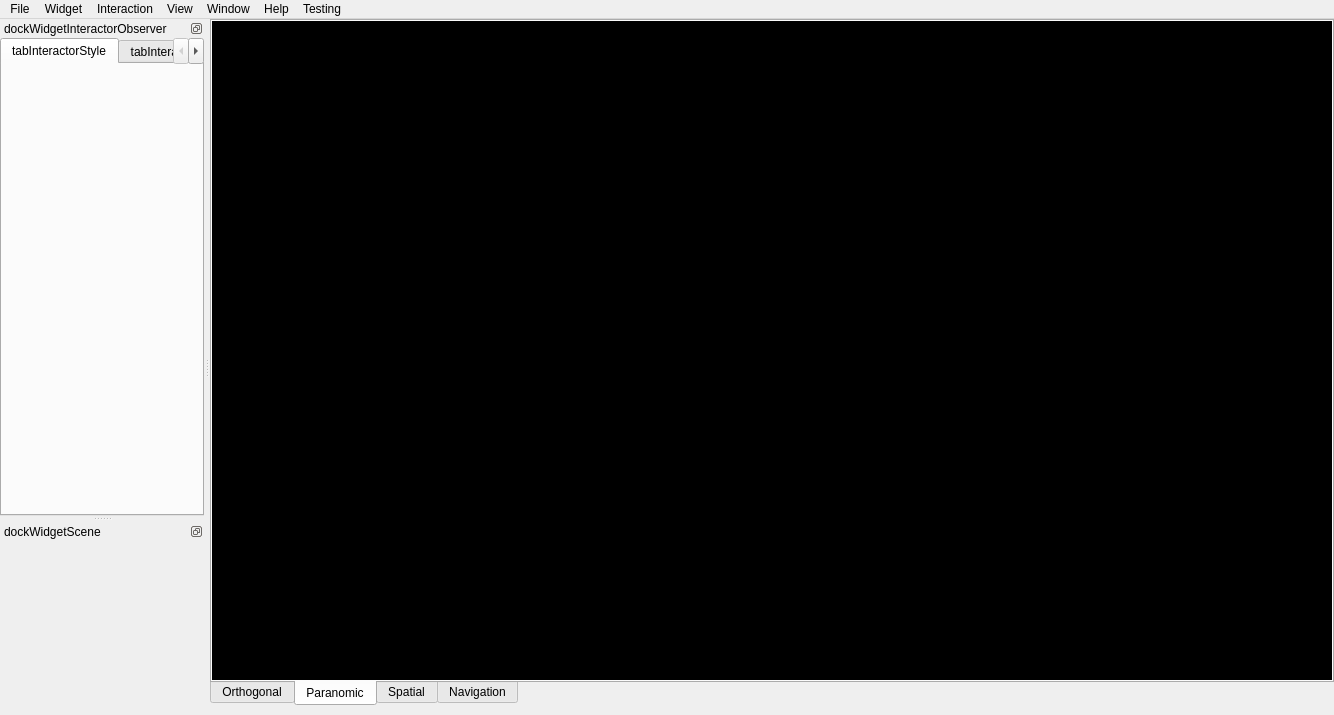
Qt form Src/MainWindow/MainWindow.ui (wuzhuobin/QvtkProject) before a commit.
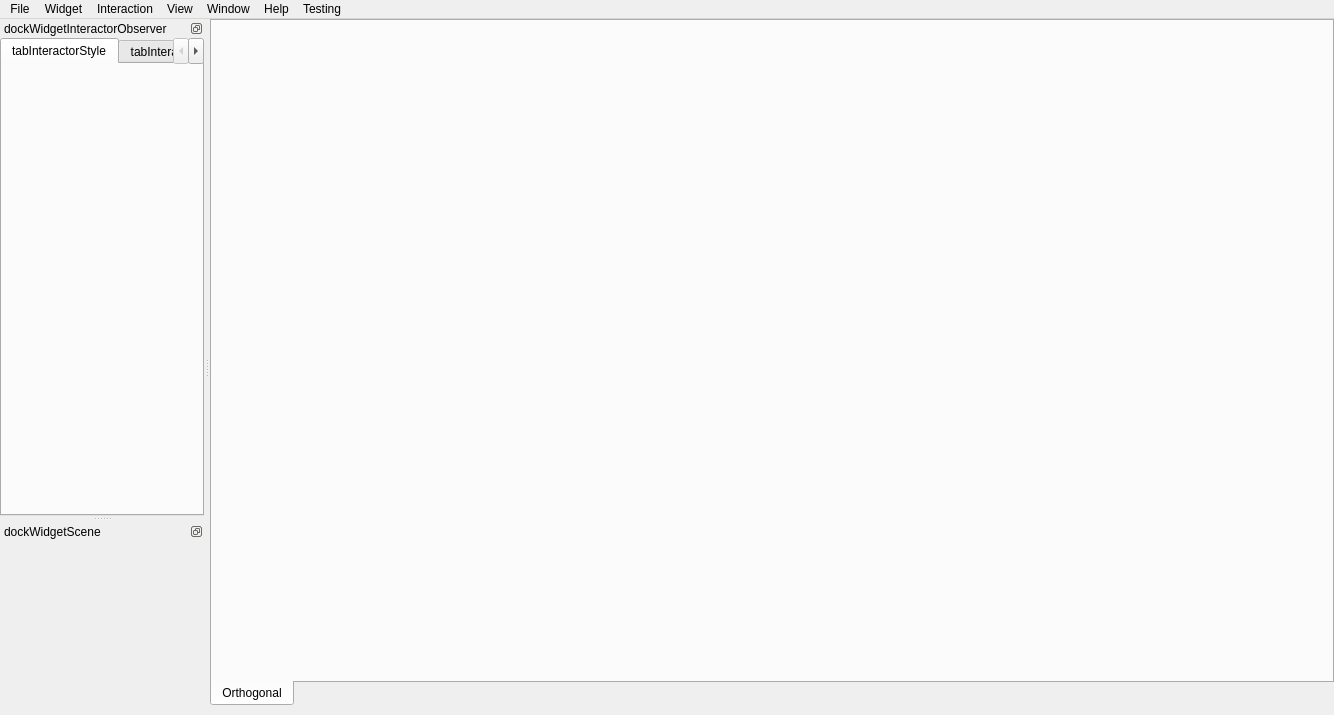
The same form after that commit. The open tabs and pages were chosen to show the change. Icons and pictures are not drawn.

Commit message: superbuild opencv error. 1. Disable Opencv WITH_CUDA option.

```diff
--- a/Src/MainWindow/MainWindow.ui
+++ b/Src/MainWindow/MainWindow.ui
@@ -82,298 +82,6 @@
         </property>
        </layout>
       </widget>
-      <widget class="QWidget" name="tab2">
-       <attribute name="title">
-        <string>Paranomic</string>
-       </attribute>
-       <layout class="QGridLayout" name="gridLayout_4">
-        <property name="leftMargin">
-         <number>0</number>
-        </property>
-        <property name="topMargin">
-         <number>0</number>
-        </property>
-        <property name="rightMargin">
-         <number>0</number>
-        </property>
-        <property name="bottomMargin">
-         <number>0</number>
-        </property>
-        <property name="spacing">
-         <number>3</number>
-        </property>
-        <item row="2" column="0" colspan="2">
-         <layout class="QGridLayout" name="gridLayout_3">
-          <property name="spacing">
-           <number>0</number>
-          </property>
-          <item row="0" column="2" colspan="4">
-           <widget class="QGraphicsView" name="graphicsView_5">
-            <property name="styleSheet">
-             <string notr="true">background-color: rgb(0, 0, 0);</string>
-            </property>
-            <property name="frameShadow">
-             <enum>QFrame::Plain</enum>
-            </property>
-           </widget>
-          </item>
-          <item row="2" column="4">
-           <widget class="QGraphicsView" name="graphicsView_21">
-            <property name="styleSheet">
-             <string notr="true">background-color: rgb(0, 0, 0);</string>
-            </property>
-            <property name="frameShadow">
-             <enum>QFrame::Plain</enum>
-            </property>
-           </widget>
-          </item>
-          <item row="3" column="2">
-           <widget class="QGraphicsView" name="graphicsView_17">
-            <property name="styleSheet">
-             <string notr="true">background-color: rgb(0, 0, 0);</string>
-            </property>
-            <property name="frameShadow">
-             <enum>QFrame::Plain</enum>
-            </property>
-           </widget>
-          </item>
-          <item row="2" column="5">
-           <widget class="QGraphicsView" name="graphicsView_22">
-            <property name="styleSheet">
-             <string notr="true">background-color: rgb(0, 0, 0);</string>
-            </property>
-            <property name="frameShadow">
-             <enum>QFrame::Plain</enum>
-            </property>
-           </widget>
-          </item>
-          <item row="3" column="0">
-           <widget class="QGraphicsView" name="graphicsView_11">
-            <property name="styleSheet">
-             <string notr="true">background-color: rgb(0, 0, 0);</string>
-            </property>
-            <property name="frameShadow">
-             <enum>QFrame::Plain</enum>
-            </property>
-           </widget>
-          </item>
-          <item row="3" column="1">
-           <widget class="QGraphicsView" name="graphicsView_12">
-            <property name="styleSheet">
-             <string notr="true">background-color: rgb(0, 0, 0);</string>
-            </property>
-            <property name="frameShadow">
-             <enum>QFrame::Plain</enum>
-            </property>
-           </widget>
-          </item>
-          <item row="3" column="3">
-           <widget class="QGraphicsView" name="graphicsView_18">
-            <property name="styleSheet">
-             <string notr="true">background-color: rgb(0, 0, 0);</string>
-            </property>
-            <property name="frameShadow">
-             <enum>QFrame::Plain</enum>
-            </property>
-           </widget>
-          </item>
-          <item row="3" column="4">
-           <widget class="QGraphicsView" name="graphicsView_23">
-            <property name="styleSheet">
-             <string notr="true">background-color: rgb(0, 0, 0);</string>
-            </property>
-            <property name="frameShadow">
-             <enum>QFrame::Plain</enum>
-            </property>
-           </widget>
-          </item>
-          <item row="3" column="5">
-           <widget class="QGraphicsView" name="graphicsView_24">
-            <property name="styleSheet">
-             <string notr="true">background-color: rgb(0, 0, 0);</string>
-            </property>
-            <property name="frameShadow">
-             <enum>QFrame::Plain</enum>
-            </property>
-           </widget>
-          </item>
-          <item row="2" column="0">
-           <widget class="QGraphicsView" name="graphicsView_9">
-            <property name="styleSheet">
-             <string notr="true">background-color: rgb(0, 0, 0);</string>
-            </property>
-            <property name="frameShadow">
-             <enum>QFrame::Plain</enum>
-            </property>
-           </widget>
-          </item>
-          <item row="2" column="1">
-           <widget class="QGraphicsView" name="graphicsView_10">
-            <property name="styleSheet">
-             <string notr="true">background-color: rgb(0, 0, 0);</string>
-            </property>
-            <property name="frameShadow">
-             <enum>QFrame::Plain</enum>
-            </property>
-           </widget>
-          </item>
-          <item row="2" column="3">
-           <widget class="QGraphicsView" name="graphicsView_16">
-            <property name="styleSheet">
-             <string notr="true">background-color: rgb(0, 0, 0);</string>
-            </property>
-            <property name="frameShadow">
-             <enum>QFrame::Plain</enum>
-            </property>
-           </widget>
-          </item>
-          <item row="0" column="0" rowspan="2" colspan="2">
-           <widget class="QGraphicsView" name="graphicsView_6">
-            <property name="styleSheet">
-             <string notr="true">background-color: rgb(0, 0, 0);</string>
-            </property>
-            <property name="frameShadow">
-             <enum>QFrame::Plain</enum>
-            </property>
-           </widget>
-          </item>
-          <item row="2" column="2">
-           <widget class="QGraphicsView" name="graphicsView_15">
-            <property name="styleSheet">
-             <string notr="true">background-color: rgb(0, 0, 0);</string>
-            </property>
-            <property name="frameShadow">
-             <enum>QFrame::Plain</enum>
-            </property>
-           </widget>
-          </item>
-         </layout>
-        </item>
-       </layout>
-      </widget>
-      <widget class="QWidget" name="tabSpatial">
-       <attribute name="title">
-        <string>Spatial</string>
-       </attribute>
-       <layout class="QGridLayout" name="gridLayoutSpatial">
-        <property name="leftMargin">
-         <number>0</number>
-        </property>
-        <property name="topMargin">
-         <number>0</number>
-        </property>
-        <property name="rightMargin">
-         <number>0</number>
-        </property>
-        <property name="bottomMargin">
-         <number>0</number>
-        </property>
-        <property name="spacing">
-         <number>0</number>
-        </property>
-       </layout>
-      </widget>
-      <widget class="QWidget" name="tab_2">
-       <attribute name="title">
-        <string>Navigation</string>
-       </attribute>
-       <layout class="QVBoxLayout" name="verticalLayout_31">
-        <property name="spacing">
-         <number>0</number>
-        </property>
-        <property name="leftMargin">
-         <number>0</number>
-        </property>
-        <property name="topMargin">
-         <number>0</number>
-        </property>
-        <property name="rightMargin">
-         <number>0</number>
-        </property>
-        <property name="bottomMargin">
-         <number>0</number>
-        </property>
-        <item>
-         <layout class="QGridLayout" name="gridLayout_15">
-          <property name="spacing">
-           <number>0</number>
-          </property>
-          <item row="0" column="0">
-           <widget class="QGraphicsView" name="graphicsView_50">
-            <property name="styleSheet">
-             <string notr="true">background-color: rgb(0, 0, 0);</string>
-            </property>
-            <property name="frameShape">
-             <enum>QFrame::Box</enum>
-            </property>
-            <property name="frameShadow">
-             <enum>QFrame::Plain</enum>
-            </property>
-           </widget>
-          </item>
-          <item row="0" column="1">
-           <widget class="QGraphicsView" name="graphicsView_43">
-            <property name="styleSheet">
-             <string notr="true">background-color: rgb(0, 0, 0);</string>
-            </property>
-            <property name="frameShape">
-             <enum>QFrame::Box</enum>
-            </property>
-            <property name="frameShadow">
-             <enum>QFrame::Plain</enum>
-            </property>
-           </widget>
-          </item>
-         </layout>
-        </item>
-        <item>
-         <layout class="QHBoxLayout" name="horizontalLayout_6">
-          <property name="spacing">
-           <number>0</number>
-          </property>
-          <item>
-           <widget class="QGraphicsView" name="graphicsView_49">
-            <property name="styleSheet">
-             <string notr="true">background-color: rgb(0, 0, 0);</string>
-            </property>
-            <property name="frameShape">
-             <enum>QFrame::Box</enum>
-            </property>
-            <property name="frameShadow">
-             <enum>QFrame::Plain</enum>
-            </property>
-           </widget>
-          </item>
-          <item>
-           <widget class="QGraphicsView" name="graphicsView_48">
-            <property name="styleSheet">
-             <string notr="true">background-color: rgb(0, 0, 0);</string>
-            </property>
-            <property name="frameShape">
-             <enum>QFrame::Box</enum>
-            </property>
-            <property name="frameShadow">
-             <enum>QFrame::Plain</enum>
-            </property>
-           </widget>
-          </item>
-          <item>
-           <widget class="QGraphicsView" name="graphicsView_46">
-            <property name="styleSheet">
-             <string notr="true">background-color: rgb(0, 0, 0);</string>
-            </property>
-            <property name="frameShape">
-             <enum>QFrame::Box</enum>
-            </property>
-            <property name="frameShadow">
-             <enum>QFrame::Plain</enum>
-            </property>
-           </widget>
-          </item>
-         </layout>
-        </item>
-       </layout>
-      </widget>
      </widget>
     </item>
    </layout>
```
The commit also changes 1 other file.
